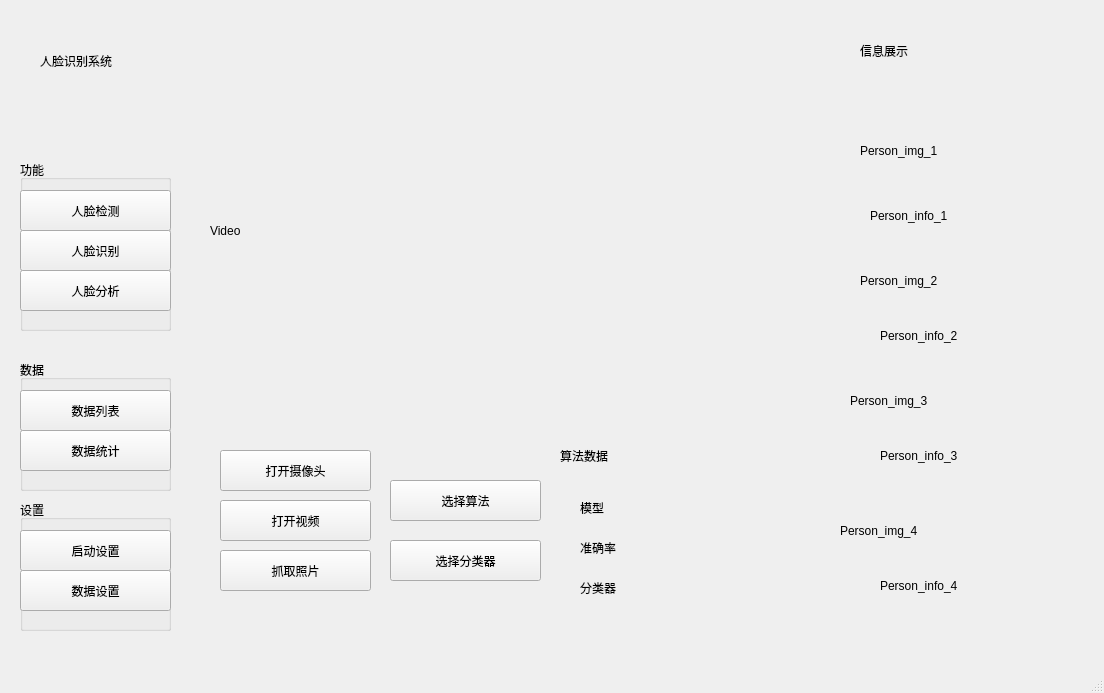
Before: the Qt Designer form second.ui in lunar-r/recognition, drawn with Qt 5.
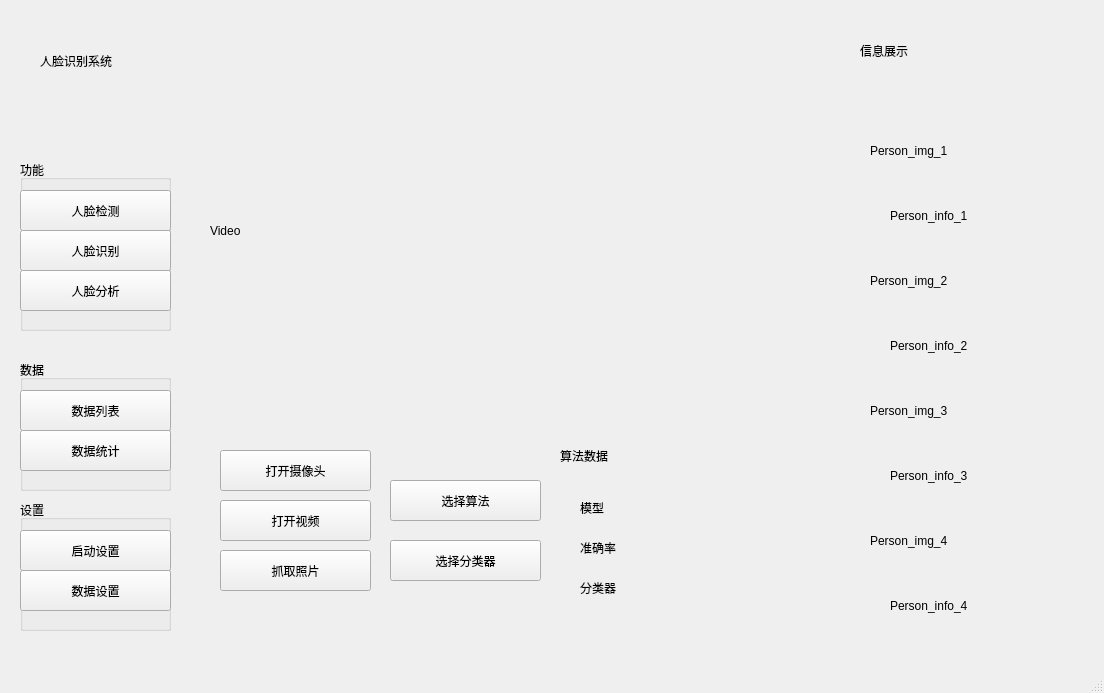
After: the same form once the commit is applied.

```diff
--- a/second.ui
+++ b/second.ui
@@ -198,7 +198,7 @@
      <widget class="QWidget" name="widget_6" native="true">
       <property name="geometry">
        <rect>
-        <x>20</x>
+        <x>30</x>
         <y>110</y>
         <width>221</width>
         <height>131</height>
@@ -220,7 +220,7 @@
       <widget class="QLabel" name="label_5">
        <property name="geometry">
         <rect>
-         <x>30</x>
+         <x>40</x>
          <y>90</y>
          <width>121</width>
          <height>31</height>
@@ -234,10 +234,10 @@
      <widget class="QWidget" name="widget_9" native="true">
       <property name="geometry">
        <rect>
-        <x>20</x>
+        <x>30</x>
         <y>240</y>
         <width>221</width>
-        <height>121</height>
+        <height>131</height>
        </rect>
       </property>
       <widget class="QLabel" name="label_10">
@@ -257,7 +257,7 @@
        <property name="geometry">
         <rect>
          <x>40</x>
-         <y>80</y>
+         <y>90</y>
          <width>121</width>
          <height>31</height>
         </rect>
@@ -270,8 +270,8 @@
      <widget class="QWidget" name="widget_8" native="true">
       <property name="geometry">
        <rect>
-        <x>20</x>
-        <y>360</y>
+        <x>30</x>
+        <y>370</y>
         <width>221</width>
         <height>131</height>
        </rect>
@@ -279,7 +279,7 @@
       <widget class="QLabel" name="label_8">
        <property name="geometry">
         <rect>
-         <x>10</x>
+         <x>20</x>
          <y>10</y>
          <width>191</width>
          <height>61</height>
@@ -293,7 +293,7 @@
        <property name="geometry">
         <rect>
          <x>40</x>
-         <y>80</y>
+         <y>90</y>
          <width>121</width>
          <height>31</height>
         </rect>
@@ -306,8 +306,8 @@
      <widget class="QWidget" name="widget_7" native="true">
       <property name="geometry">
        <rect>
-        <x>20</x>
-        <y>490</y>
+        <x>30</x>
+        <y>500</y>
         <width>221</width>
         <height>131</height>
        </rect>
@@ -315,7 +315,7 @@
       <widget class="QLabel" name="label_12">
        <property name="geometry">
         <rect>
-         <x>0</x>
+         <x>20</x>
          <y>10</y>
          <width>191</width>
          <height>61</height>
@@ -329,7 +329,7 @@
        <property name="geometry">
         <rect>
          <x>40</x>
-         <y>80</y>
+         <y>90</y>
          <width>121</width>
          <height>31</height>
         </rect>
```
Left out of the diff: 78 changed lines with no effect on the pictures.
